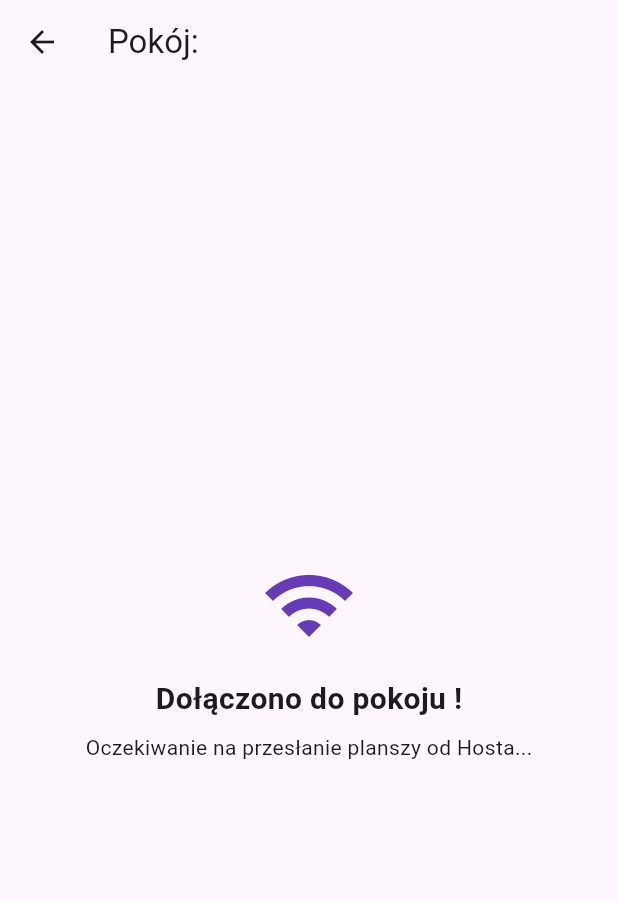
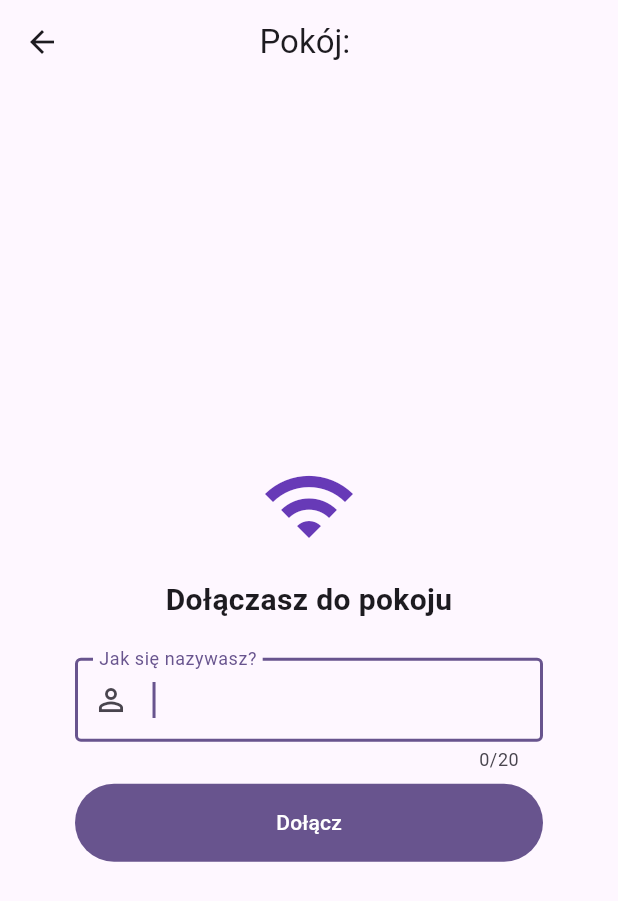
Before and after one commit to SilverNETGroupSGGW/bingo_sggw, a Flutter app: the JoinedRoomScreen screen opened directly with empty values, on a phone screen of 412 x 824 dp. Shown: the top 901 px of the screen. Run offline on Flutter 3.47's test engine with Material 3 defaults, Android fonts, the phone set to English and light mode, and no system bars; our stand-ins replace app_links, confetti, qr_flutter, shared_preferences; missing offline and left inert: mobile_scanner; accounts and stored records are empty.

Commit message:
feat: add multiplayer lobby with player nicknames

```diff
--- /dev/null
+++ b/lib/features/multiplayer/models/player.dart
@@ -0,0 +1,6 @@
+class Player {
+  final String name;
+  final bool isHost;
+
+  const Player({required this.name, this.isHost = false});
+}
--- a/lib/features/multiplayer/screens/joined_room_screen.dart
+++ b/lib/features/multiplayer/screens/joined_room_screen.dart
@@ -1,31 +1,136 @@
 import 'package:flutter/material.dart';
+import 'package:bingo_sggw/features/multiplayer/models/player.dart';
+import 'package:bingo_sggw/features/multiplayer/services/room_service.dart';
+import 'package:bingo_sggw/features/multiplayer/widgets/players_list.dart';
 
-/// Ekran po dołączeniu do pokoju (przez QR lub link).
-/// Na razie tylko placeholder – dalej będzie lobby z planszą od hosta.
-class JoinedRoomScreen extends StatelessWidget {
+class JoinedRoomScreen extends StatefulWidget {
   final String roomId;
+  final RoomService roomService;
 
-  const JoinedRoomScreen({super.key, required this.roomId});
+  const JoinedRoomScreen({
+    super.key,
+    required this.roomId,
+    this.roomService = const MockRoomService(),
+  });
 
   @override
-  Widget build(BuildContext context) {
-    return Scaffold(
-      appBar: AppBar(title: Text('Pokój: $roomId')),
-      body: Center(
+  State<JoinedRoomScreen> createState() => _JoinedRoomScreenState();
+}
+
+class _JoinedRoomScreenState extends State<JoinedRoomScreen> {
+  final _nameController = TextEditingController();
+  Stream<List<Player>>? _players;
+
+  @override
+  void dispose() {
+    _nameController.dispose();
+    super.dispose();
+  }
+
+  void _join() {
+    final name = _nameController.text.trim();
+    if (name.isEmpty) return;
+
+    setState(() {
+      _players = widget.roomService.watchPlayers(
+        roomId: widget.roomId,
+        self: Player(name: name),
+      );
+    });
+  }
+
+  Widget _buildNameForm() {
+    return Center(
+      child: ConstrainedBox(
+        constraints: const BoxConstraints(maxWidth: 360),
+        child: Padding(
+          padding: const EdgeInsets.all(24),
           child: Column(
             mainAxisAlignment: MainAxisAlignment.center,
+            crossAxisAlignment: CrossAxisAlignment.stretch,
             children: [
               const Icon(Icons.wifi, size: 64, color: Colors.deepPurple),
               const SizedBox(height: 16),
               Text(
-              'Dołączono do pokoju $roomId!',
+                'Dołączasz do pokoju ${widget.roomId}',
+                textAlign: TextAlign.center,
                 style: const TextStyle(fontSize: 20, fontWeight: FontWeight.bold),
               ),
+              const SizedBox(height: 24),
+              TextField(
+                controller: _nameController,
+                autofocus: true,
+                maxLength: 20,
+                textInputAction: TextInputAction.done,
+                onSubmitted: (_) => _join(),
+                decoration: const InputDecoration(
+                  labelText: 'Jak się nazywasz?',
+                  border: OutlineInputBorder(),
+                  prefixIcon: Icon(Icons.person_outline),
+                ),
+              ),
               const SizedBox(height: 8),
-            const Text('Oczekiwanie na przesłanie planszy od Hosta...'),
+              FilledButton(
+                onPressed: _join,
+                style: FilledButton.styleFrom(
+                  minimumSize: const Size.fromHeight(52),
+                ),
+                child: const Text('Dołącz'),
+              ),
             ],
+          ),
         ),
       ),
     );
   }
+
+  Widget _buildLobby(Stream<List<Player>> players) {
+    final theme = Theme.of(context);
+
+    return Center(
+      child: ConstrainedBox(
+        constraints: const BoxConstraints(maxWidth: 480),
+        child: Padding(
+          padding: const EdgeInsets.all(24),
+          child: Column(
+            crossAxisAlignment: CrossAxisAlignment.stretch,
+            children: [
+              Text(
+                'Czekamy na start gry...',
+                textAlign: TextAlign.center,
+                style: theme.textTheme.titleLarge?.copyWith(
+                  fontWeight: FontWeight.bold,
+                ),
+              ),
+              const SizedBox(height: 4),
+              Text(
+                'Host rozpocznie grę, gdy wszyscy dołączą',
+                textAlign: TextAlign.center,
+                style: TextStyle(color: theme.colorScheme.outline),
+              ),
+              const SizedBox(height: 16),
+              const LinearProgressIndicator(),
+              const SizedBox(height: 24),
+              Expanded(child: PlayersList(stream: players)),
+            ],
+          ),
+        ),
+      ),
+    );
   }
+
+  @override
+  Widget build(BuildContext context) {
+    final players = _players;
+
+    return Scaffold(
+      appBar: AppBar(
+        title: Text('Pokój: ${widget.roomId}'),
+        centerTitle: true,
+      ),
+      body: SafeArea(
+        child: players == null ? _buildNameForm() : _buildLobby(players),
+      ),
+    );
+  }
+}
```
Also changed, not shown: lib/features/board_creation/screens/saved_boards_screen.dart (+11 -3 lines), lib/features/multiplayer/screens/generate_room_qr_screen.dart (deleted, +0 -51 lines), lib/features/multiplayer/screens/host_lobby_screen.dart (added, +116 -0 lines), lib/features/multiplayer/services/room_service.dart (added, +29 -0 lines), lib/features/multiplayer/widgets/ask_player_name_dialog.dart (added, +60 -0 lines), lib/features/multiplayer/widgets/players_list.dart (added, +60 -0 lines), 1 other file. Lines whose indentation alone changed are shown as unchanged.
